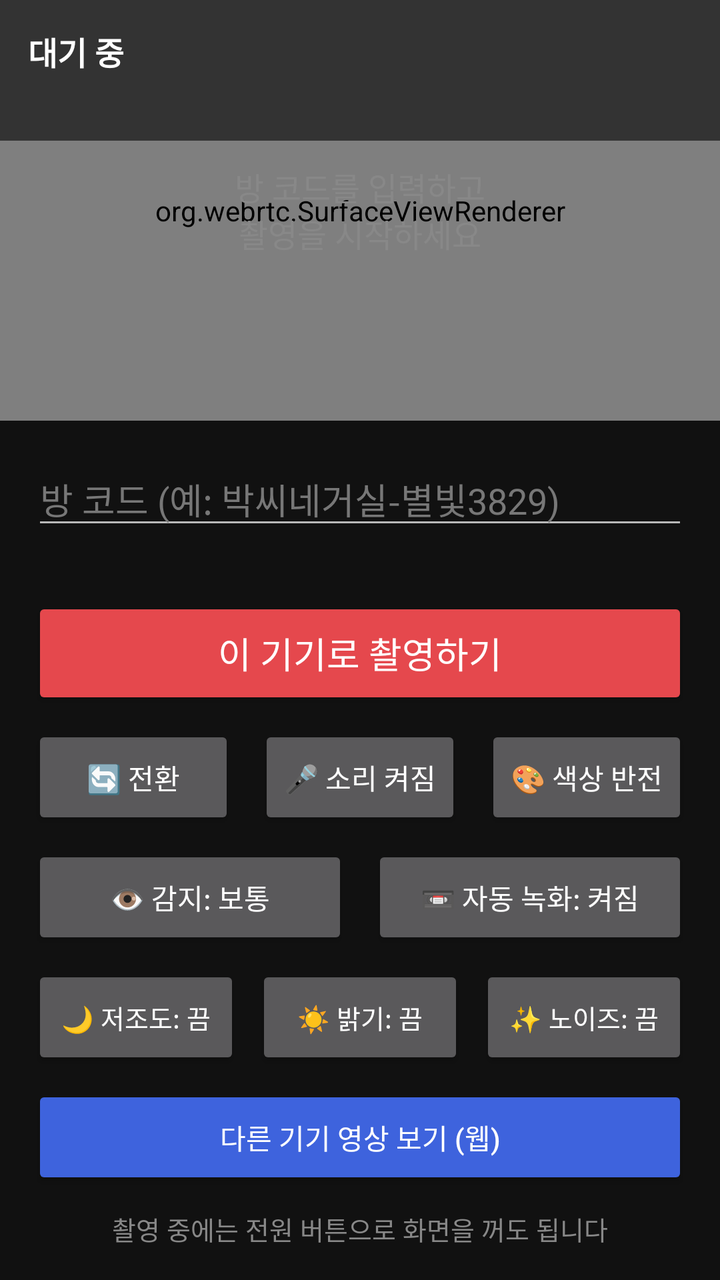
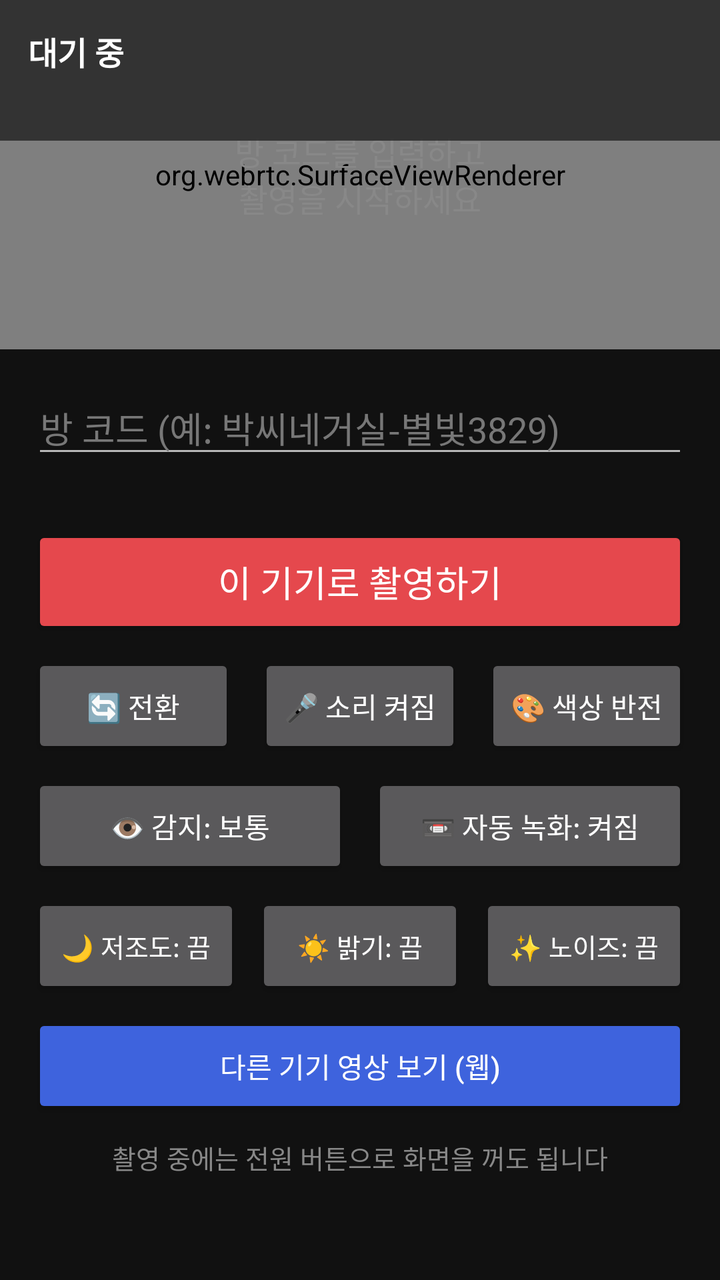

Compare the two renders of this Android layout. The source of the first and the diff that turns it into the second are given below.
<!-- AndroidManifest.xml: application theme Theme.BakCTV -->
<!-- res/layout/activity_main.xml -->
<?xml version="1.0" encoding="utf-8"?>
<LinearLayout xmlns:android="http://schemas.android.com/apk/res/android"
    android:layout_width="match_parent"
    android:layout_height="match_parent"
    android:orientation="vertical"
    android:background="#111111">

    
    <FrameLayout
        android:layout_width="match_parent"
        android:layout_height="0dp"
        android:layout_weight="1"
        android:background="#000000">

        <org.webrtc.SurfaceViewRenderer
            android:id="@+id/preview"
            android:layout_width="match_parent"
            android:layout_height="match_parent" />

        <TextView
            android:id="@+id/placeholder"
            android:layout_width="match_parent"
            android:layout_height="match_parent"
            android:gravity="center"
            android:padding="24dp"
            android:text="방 코드를 입력하고\n촬영을 시작하세요"
            android:textColor="#888888"
            android:textSize="16sp" />

        <LinearLayout
            android:layout_width="match_parent"
            android:layout_height="wrap_content"
            android:orientation="vertical"
            android:padding="14dp"
            android:background="#99000000">

            <TextView
                android:id="@+id/status"
                android:layout_width="wrap_content"
                android:layout_height="wrap_content"
                android:text="대기 중"
                android:textColor="#FFFFFF"
                android:textSize="16sp"
                android:textStyle="bold" />

            <TextView
                android:id="@+id/detail"
                android:layout_width="wrap_content"
                android:layout_height="wrap_content"
                android:textColor="#CCCCCC"
                android:textSize="14sp" />
        </LinearLayout>

        <TextView
            android:id="@+id/talkBadge"
            android:layout_width="wrap_content"
            android:layout_height="wrap_content"
            android:layout_gravity="bottom|center_horizontal"
            android:layout_marginBottom="16dp"
            android:background="#E630A46C"
            android:paddingStart="18dp"
            android:paddingEnd="18dp"
            android:paddingTop="10dp"
            android:paddingBottom="10dp"
            android:text="🔊 가족이 말하는 중"
            android:textColor="#FFFFFF"
            android:textSize="16sp"
            android:textStyle="bold"
            android:visibility="gone" />
    </FrameLayout>

    
    <LinearLayout
        android:layout_width="match_parent"
        android:layout_height="wrap_content"
        android:orientation="vertical"
        android:padding="16dp">

        <EditText
            android:id="@+id/code"
            android:layout_width="match_parent"
            android:layout_height="wrap_content"
            android:hint="방 코드 (예: 박씨네거실-별빛3829)"
            android:inputType="text"
            android:maxLines="1"
            android:textColor="#FFFFFF"
            android:textColorHint="#777777"
            android:textSize="18sp" />

        <TextView
            android:id="@+id/codeCheck"
            android:layout_width="match_parent"
            android:layout_height="wrap_content"
            android:layout_marginBottom="10dp"
            android:textSize="14sp" />

        <Button
            android:id="@+id/startStop"
            android:layout_width="match_parent"
            android:layout_height="56dp"
            android:backgroundTint="#E5484D"
            android:text="이 기기로 촬영하기"
            android:textColor="#FFFFFF"
            android:textSize="18sp" />

        <LinearLayout
            android:layout_width="match_parent"
            android:layout_height="wrap_content"
            android:layout_marginTop="8dp"
            android:orientation="horizontal">

            <Button
                android:id="@+id/flip"
                android:layout_width="0dp"
                android:layout_height="52dp"
                android:layout_weight="1"
                android:layout_marginEnd="6dp"
                android:text="🔄 전환" />

            <Button
                android:id="@+id/mic"
                android:layout_width="0dp"
                android:layout_height="52dp"
                android:layout_weight="1"
                android:layout_marginStart="6dp"
                android:layout_marginEnd="6dp"
                android:text="🎤 소리 켜짐" />

            <Button
                android:id="@+id/invert"
                android:layout_width="0dp"
                android:layout_height="52dp"
                android:layout_weight="1"
                android:layout_marginStart="6dp"
                android:text="🎨 색상 반전" />
        </LinearLayout>

        <LinearLayout
            android:layout_width="match_parent"
            android:layout_height="wrap_content"
            android:layout_marginTop="8dp"
            android:orientation="horizontal">

            <Button
                android:id="@+id/motion"
                android:layout_width="0dp"
                android:layout_height="52dp"
                android:layout_weight="1"
                android:layout_marginEnd="6dp"
                android:text="👁 감지: 보통" />

            <Button
                android:id="@+id/record"
                android:layout_width="0dp"
                android:layout_height="52dp"
                android:layout_weight="1"
                android:layout_marginStart="6dp"
                android:text="📼 자동 녹화: 켜짐" />
        </LinearLayout>

        <LinearLayout
            android:layout_width="match_parent"
            android:layout_height="wrap_content"
            android:layout_marginTop="8dp"
            android:orientation="horizontal">

            <Button
                android:id="@+id/lowLight"
                android:layout_width="0dp"
                android:layout_height="52dp"
                android:layout_weight="1"
                android:layout_marginEnd="4dp"
                android:textSize="13sp"
                android:text="🌙 저조도: 끔" />

            <Button
                android:id="@+id/boost"
                android:layout_width="0dp"
                android:layout_height="52dp"
                android:layout_weight="1"
                android:layout_marginStart="4dp"
                android:layout_marginEnd="4dp"
                android:textSize="13sp"
                android:text="☀ 밝기: 끔" />

            <Button
                android:id="@+id/denoise"
                android:layout_width="0dp"
                android:layout_height="52dp"
                android:layout_weight="1"
                android:layout_marginStart="4dp"
                android:textSize="13sp"
                android:text="✨ 노이즈: 끔" />
        </LinearLayout>

        <Button
            android:id="@+id/openWeb"
            android:layout_width="match_parent"
            android:layout_height="52dp"
            android:layout_marginTop="8dp"
            android:backgroundTint="#3E63DD"
            android:text="다른 기기 영상 보기 (웹)"
            android:textColor="#FFFFFF" />

        <TextView
            android:layout_width="match_parent"
            android:layout_height="wrap_content"
            android:layout_marginTop="10dp"
            android:gravity="center"
            android:text="촬영 중에는 전원 버튼으로 화면을 꺼도 됩니다"
            android:textColor="#888888"
            android:textSize="13sp" />
    </LinearLayout>
</LinearLayout>
<!-- resources referenced by this layout -->
<resources>
  <style name="Theme.BakCTV" parent="android:Theme.Material.NoActionBar">
          <item name="android:windowBackground">#111111</item>
          <item name="android:statusBarColor">#111111</item>
          <item name="android:navigationBarColor">#111111</item>
      </style>
</resources>

<!-- the commit's change to res/layout/activity_main.xml (unified diff, before → after) -->
@@ -210,5 +210,15 @@
             android:text="촬영 중에는 전원 버튼으로 화면을 꺼도 됩니다"
             android:textColor="#888888"
             android:textSize="13sp" />
+
+        <TextView
+            android:id="@+id/versionInfo"
+            android:layout_width="match_parent"
+            android:layout_height="wrap_content"
+            android:layout_marginTop="6dp"
+            android:gravity="center"
+            android:padding="6dp"
+            android:textColor="#6E8BFF"
+            android:textSize="13sp" />
     </LinearLayout>
 </LinearLayout>
